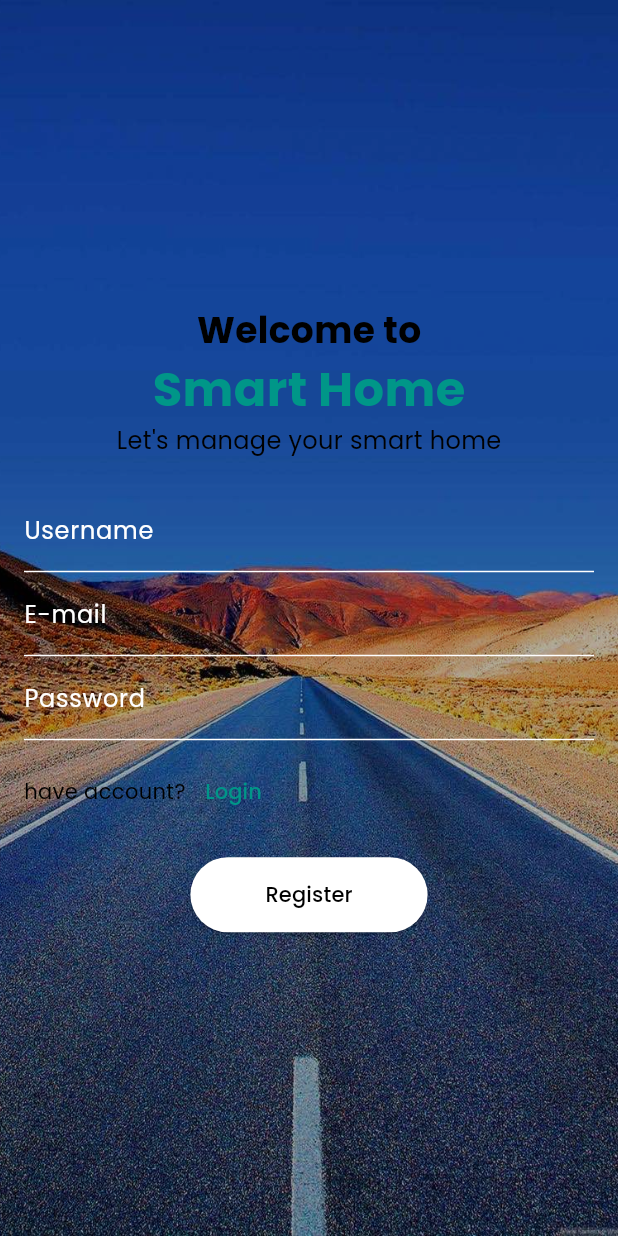
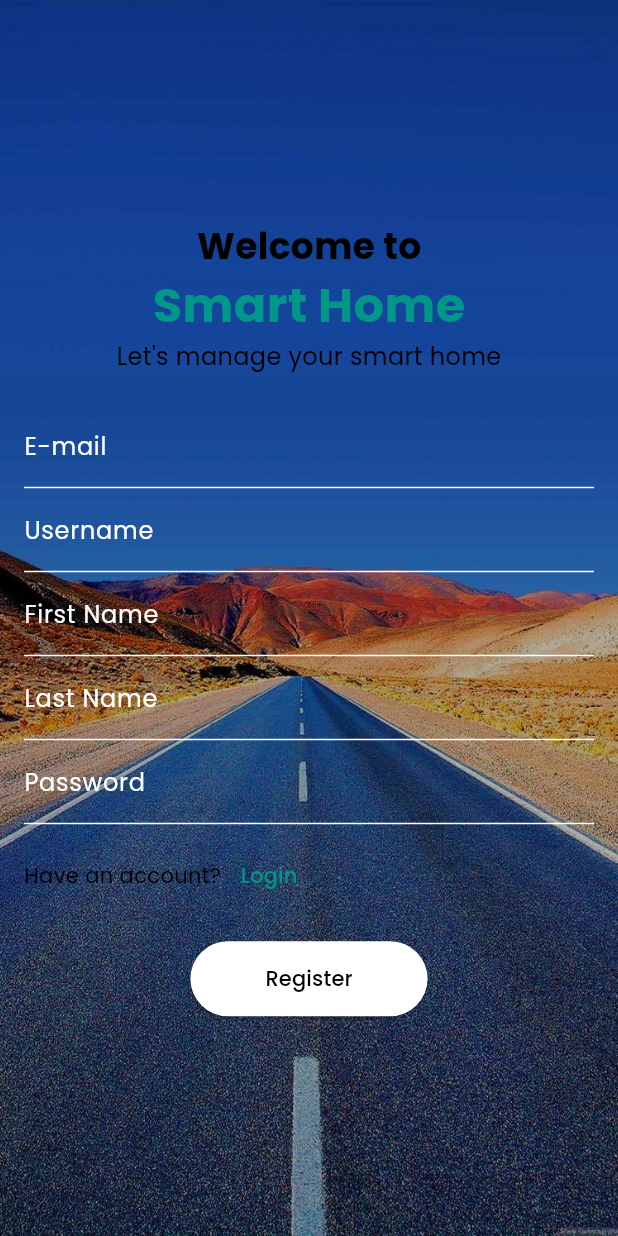
Before and after one commit to adrianyanme/smarthome, a Flutter app: the RegisterPage screen opened by its route, on a phone screen of 412 x 824 dp. Run offline on Flutter 3.47's test engine with Material 3 defaults, Android fonts, the phone set to English and light mode, and no system bars; our stand-ins replace dio, file_picker, get, google_fonts, image_picker, shared_preferences and 1 more; accounts and stored records are empty; network calls fail.

Commit message:
Update register, dan fix bug child ada tombol hapus

```diff
--- /dev/null
+++ b/lib/controller/RegisterController.dart
@@ -0,0 +1,47 @@
+import 'package:get/get.dart';
+import 'package:dio/dio.dart';
+import 'package:flutter/material.dart';
+import 'package:shared_preferences/shared_preferences.dart';
+
+class RegisterController extends GetxController {
+  var isLoading = false.obs;
+  var emailController = TextEditingController();
+  var usernameController = TextEditingController();
+  var firstnameController = TextEditingController();
+  var lastnameController = TextEditingController();
+  var passwordController = TextEditingController();
+
+  Future<void> register() async {
+    isLoading.value = true;
+
+    try {
+      var response = await Dio().post(
+        'http://baha.adrianyan.tech:8000/api/register-master',
+        data: {
+          'email': emailController.text,
+          'username': usernameController.text,
+          'firstname': firstnameController.text,
+          'lastname': lastnameController.text,
+          'password': passwordController.text,
+        },
+      );
+
+      isLoading.value = false;
+
+      if (response.statusCode == 201) {
+        // Simpan token atau informasi sesi jika diperlukan
+        SharedPreferences prefs = await SharedPreferences.getInstance();
+        await prefs.setString('token', response.data.toString());
+
+        // Jika registrasi berhasil, arahkan ke halaman login
+        Get.toNamed('/login');
+      } else {
+        // Jika registrasi gagal, tampilkan pesan error
+        Get.snackbar('Error', 'Registration failed', snackPosition: SnackPosition.BOTTOM);
+      }
+    } catch (e) {
+      isLoading.value = false;
+      Get.snackbar('Error', 'Registration failed', snackPosition: SnackPosition.BOTTOM);
+    }
+  }
+}
--- a/lib/pages/HomeScreen.dart
+++ b/lib/pages/HomeScreen.dart
@@ -191,10 +191,6 @@ class HomeScreen extends StatelessWidget {
                               )),
                             ],
                           ),
-                          Obx(() => CircleAvatar(
-                            radius: 30,
-                            backgroundImage: NetworkImage(userController.profileImage),
-                          )),
                         ],
                       ),
                       const SizedBox(height: 20),
@@ -380,6 +376,7 @@ class HomeScreen extends StatelessWidget {
                                           }
                                         },
                                       ),
+                                      if (userController.role.value == 'master') // Hanya tampilkan tombol hapus jika peran adalah master
                                         IconButton(
                                           icon: Icon(Icons.delete, color: Colors.red),
                                           onPressed: () {
--- a/lib/pages/RegisterPage.dart
+++ b/lib/pages/RegisterPage.dart
@@ -1,9 +1,12 @@
 // ignore: file_names
 import 'package:flutter/material.dart';
 import 'package:get/get.dart';
+import 'package:smartdoor/controller/RegisterController.dart';
 
 class RegisterPage extends StatelessWidget {
-  const RegisterPage({super.key});
+  RegisterPage({super.key});
+
+  final RegisterController registerController = Get.put(RegisterController());
 
   @override
   Widget build(BuildContext context) {
@@ -55,8 +58,23 @@ class RegisterPage extends StatelessWidget {
                       ),
                     ),
                     const SizedBox(height: 20),
-                    const TextField(
-                      decoration: InputDecoration(
+                    TextField(
+                      controller: registerController.emailController,
+                      decoration: const InputDecoration(
+                        labelText: 'E-mail',
+                        labelStyle: TextStyle(color: Colors.white),
+                        enabledBorder: UnderlineInputBorder(
+                          borderSide: BorderSide(color: Colors.white),
+                        ),
+                        focusedBorder: UnderlineInputBorder(
+                          borderSide: BorderSide(color: Colors.teal),
+                        ),
+                      ),
+                      style: const TextStyle(color: Colors.white),
+                    ),
+                    TextField(
+                      controller: registerController.usernameController,
+                      decoration: const InputDecoration(
                         labelText: 'Username',
                         labelStyle: TextStyle(color: Colors.white),
                         enabledBorder: UnderlineInputBorder(
@@ -66,11 +84,12 @@ class RegisterPage extends StatelessWidget {
                           borderSide: BorderSide(color: Colors.teal),
                         ),
                       ),
-                      style: TextStyle(color: Colors.white),
+                      style: const TextStyle(color: Colors.white),
                     ),
-                    const TextField(
-                      decoration: InputDecoration(
-                        labelText: 'E-mail',
+                    TextField(
+                      controller: registerController.firstnameController,
+                      decoration: const InputDecoration(
+                        labelText: 'First Name',
                         labelStyle: TextStyle(color: Colors.white),
                         enabledBorder: UnderlineInputBorder(
                           borderSide: BorderSide(color: Colors.white),
@@ -79,10 +98,25 @@ class RegisterPage extends StatelessWidget {
                           borderSide: BorderSide(color: Colors.teal),
                         ),
                       ),
-                      style: TextStyle(color: Colors.white),
+                      style: const TextStyle(color: Colors.white),
                     ),
-                    const TextField(
-                      decoration: InputDecoration(
+                    TextField(
+                      controller: registerController.lastnameController,
+                      decoration: const InputDecoration(
+                        labelText: 'Last Name',
+                        labelStyle: TextStyle(color: Colors.white),
+                        enabledBorder: UnderlineInputBorder(
+                          borderSide: BorderSide(color: Colors.white),
+                        ),
+                        focusedBorder: UnderlineInputBorder(
+                          borderSide: BorderSide(color: Colors.teal),
+                        ),
+                      ),
+                      style: const TextStyle(color: Colors.white),
+                    ),
+                    TextField(
+                      controller: registerController.passwordController,
+                      decoration: const InputDecoration(
                         labelText: 'Password',
                         labelStyle: TextStyle(color: Colors.white),
                         enabledBorder: UnderlineInputBorder(
@@ -92,14 +126,15 @@ class RegisterPage extends StatelessWidget {
                           borderSide: BorderSide(color: Colors.teal),
                         ),
                       ),
-                      style: TextStyle(color: Colors.white),
+                      style: const TextStyle(color: Colors.white),
+                      obscureText: true,
                     ),
                     const SizedBox(height: 10),
                     Row(
                       mainAxisAlignment: MainAxisAlignment.start,
                       children: [
                         const Text(
-                          'have account?',
+                          'Have an account?',
                           style: TextStyle(color: Colors.black),
                         ),
                         TextButton(
@@ -114,9 +149,12 @@ class RegisterPage extends StatelessWidget {
                       ],
                     ),
                     const SizedBox(height: 20),
-                    ElevatedButton(
+                    Obx(() {
+                      return registerController.isLoading.value
+                          ? const CircularProgressIndicator()
+                          : ElevatedButton(
                               onPressed: () {
-                        // Aksi saat tombol Register ditekan
+                                registerController.register();
                               },
                               style: ElevatedButton.styleFrom(
                                 foregroundColor: Colors.black,
@@ -128,7 +166,8 @@ class RegisterPage extends StatelessWidget {
                                 ),
                               ),
                               child: const Text('Register'),
-                    ),
+                            );
+                    }),
                   ],
                 ),
               ),
```
Lines whose indentation alone changed are shown as unchanged.
